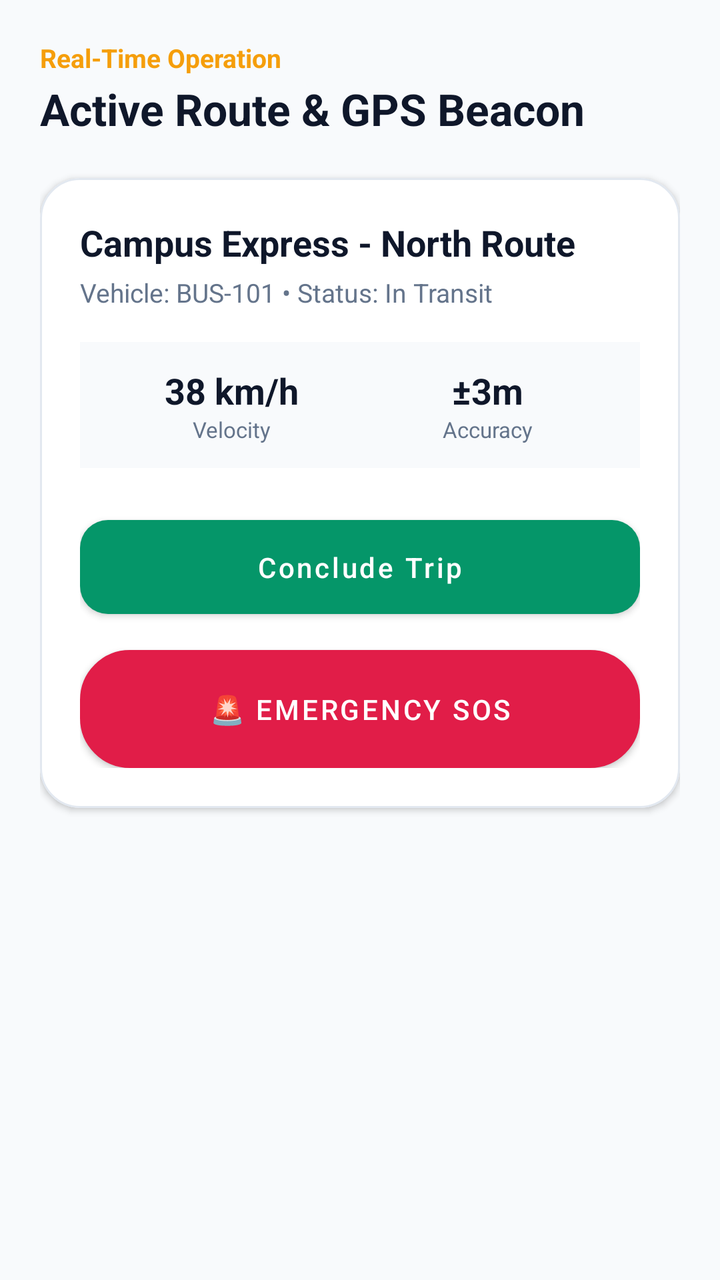
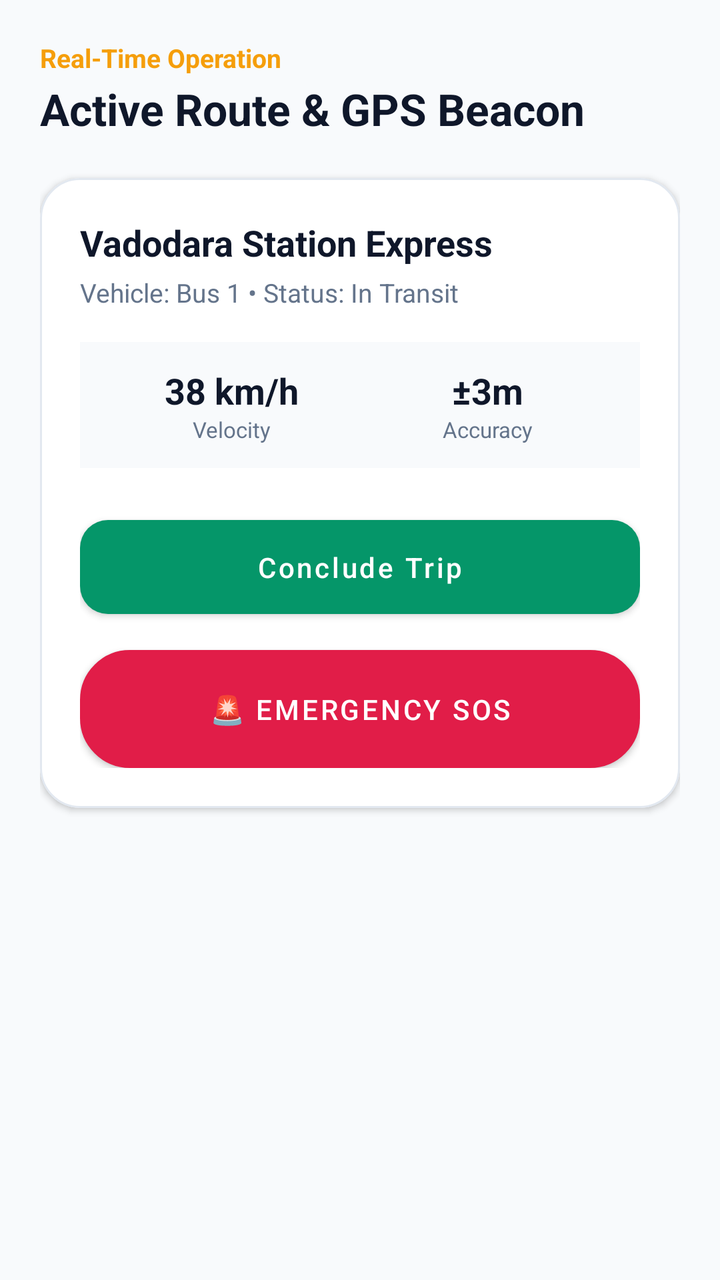

Screens rendered from an Android XML layout before and after an edit, with the pre-edit source and the edit as a unified diff.
<!-- AndroidManifest.xml: application theme Theme.UniTrack -->
<!-- res/layout/fragment_driver_trip.xml -->
<?xml version="1.0" encoding="utf-8"?>
<ScrollView xmlns:android="http://schemas.android.com/apk/res/android"
    xmlns:app="http://schemas.android.com/apk/res-auto"
    android:layout_width="match_parent"
    android:layout_height="match_parent"
    android:background="@color/background"
    android:fillViewport="true">

    <LinearLayout
        android:layout_width="match_parent"
        android:layout_height="wrap_content"
        android:orientation="vertical"
        android:padding="20dp">

        <TextView
            android:layout_width="wrap_content"
            android:layout_height="wrap_content"
            android:text="Real-Time Operation"
            android:textColor="@color/accent"
            android:textSize="13sp"
            android:textStyle="bold" />

        <TextView
            android:layout_width="wrap_content"
            android:layout_height="wrap_content"
            android:layout_marginTop="2dp"
            android:text="Active Route &amp; GPS Beacon"
            android:textColor="@color/text_primary"
            android:textSize="22sp"
            android:textStyle="bold" />

        <com.google.android.material.card.MaterialCardView
            style="@style/Widget.UniTrack.Card"
            android:layout_width="match_parent"
            android:layout_height="wrap_content"
            android:layout_marginTop="20dp"
            app:cardCornerRadius="20dp">

            <LinearLayout
                android:layout_width="match_parent"
                android:layout_height="wrap_content"
                android:orientation="vertical"
                android:padding="20dp">

                <TextView
                    android:id="@+id/tvFragTripRouteName"
                    android:layout_width="wrap_content"
                    android:layout_height="wrap_content"
                    android:text="Campus Express - North Route"
                    android:textColor="@color/text_primary"
                    android:textSize="18sp"
                    android:textStyle="bold" />

                <TextView
                    android:id="@+id/tvFragTripBus"
                    android:layout_width="wrap_content"
                    android:layout_height="wrap_content"
                    android:layout_marginTop="4dp"
                    android:text="Vehicle: BUS-101 • Status: In Transit"
                    android:textColor="@color/text_secondary"
                    android:textSize="13sp" />

                
                <LinearLayout
                    android:layout_width="match_parent"
                    android:layout_height="wrap_content"
                    android:layout_marginTop="16dp"
                    android:background="#F8FAFC"
                    android:orientation="horizontal"
                    android:padding="12dp">

                    <LinearLayout
                        android:layout_width="0dp"
                        android:layout_height="wrap_content"
                        android:layout_weight="1"
                        android:gravity="center"
                        android:orientation="vertical">

                        <TextView
                            android:id="@+id/tvFragSpeed"
                            android:layout_width="wrap_content"
                            android:layout_height="wrap_content"
                            android:text="38 km/h"
                            android:textColor="@color/text_primary"
                            android:textSize="18sp"
                            android:textStyle="bold" />

                        <TextView
                            android:layout_width="wrap_content"
                            android:layout_height="wrap_content"
                            android:text="Velocity"
                            android:textColor="@color/text_secondary"
                            android:textSize="11sp" />
                    </LinearLayout>

                    <LinearLayout
                        android:layout_width="0dp"
                        android:layout_height="wrap_content"
                        android:layout_weight="1"
                        android:gravity="center"
                        android:orientation="vertical">

                        <TextView
                            android:id="@+id/tvFragAccuracy"
                            android:layout_width="wrap_content"
                            android:layout_height="wrap_content"
                            android:text="±3m"
                            android:textColor="@color/text_primary"
                            android:textSize="18sp"
                            android:textStyle="bold" />

                        <TextView
                            android:layout_width="wrap_content"
                            android:layout_height="wrap_content"
                            android:text="Accuracy"
                            android:textColor="@color/text_secondary"
                            android:textSize="11sp" />
                    </LinearLayout>
                </LinearLayout>

                
                <com.google.android.material.button.MaterialButton
                    android:id="@+id/btnTripStartEnd"
                    style="@style/Widget.UniTrack.Button.Primary"
                    android:layout_width="match_parent"
                    android:layout_height="wrap_content"
                    android:layout_marginTop="20dp"
                    android:text="Conclude Trip" />

                <com.google.android.material.button.MaterialButton
                    android:id="@+id/btnFragEmergency"
                    style="@style/Widget.UniTrack.Button.Danger"
                    android:layout_width="match_parent"
                    android:layout_height="wrap_content"
                    android:layout_marginTop="12dp"
                    android:background="@drawable/bg_sos_button"
                    android:text="🚨 EMERGENCY SOS" />

            </LinearLayout>
        </com.google.android.material.card.MaterialCardView>

    </LinearLayout>
</ScrollView>
<!-- resources referenced by this layout -->
<resources>
  <color name="accent">#F59E0B</color>
  <color name="background">#F8FAFC</color>
  <color name="text_primary">#0F172A</color>
  <color name="text_secondary">#64748B</color>
  <!-- drawable bg_sos_button (drawable) -->
  <?xml version="1.0" encoding="utf-8"?>
  <ripple xmlns:android="http://schemas.android.com/apk/res/android"
      android:color="#FECDD3">
      <item>
          <shape android:shape="rectangle">
              <corners android:radius="24dp" />
              <gradient
                  android:angle="45"
                  android:startColor="#BE123C"
                  android:endColor="#E11D48"
                  android:type="linear" />
              <stroke
                  android:width="2dp"
                  android:color="#FDA4AF" />
          </shape>
      </item>
  </ripple>
  <style name="Widget.UniTrack.Button.Danger" parent="Widget.MaterialComponents.Button">
          <item name="backgroundTint">@color/danger</item>
          <item name="android:textColor">@color/pure_white</item>
          <item name="cornerRadius">14dp</item>
          <item name="android:textAllCaps">false</item>
          <item name="android:paddingTop">14dp</item>
          <item name="android:paddingBottom">14dp</item>
          <item name="android:fontFamily">sans-serif-medium</item>
      </style>
  <style name="Widget.UniTrack.Button.Primary" parent="Widget.MaterialComponents.Button">
          <item name="backgroundTint">@color/primary</item>
          <item name="android:textColor">@color/pure_white</item>
          <item name="cornerRadius">14dp</item>
          <item name="android:textAllCaps">false</item>
          <item name="android:paddingTop">14dp</item>
          <item name="android:paddingBottom">14dp</item>
          <item name="android:fontFamily">sans-serif-medium</item>
      </style>
  <style name="Widget.UniTrack.Card" parent="Widget.MaterialComponents.CardView">
          <item name="cardCornerRadius">20dp</item>
          <item name="cardElevation">2dp</item>
          <item name="cardBackgroundColor">@color/card_background</item>
          <item name="strokeColor">@color/border</item>
          <item name="strokeWidth">1dp</item>
      </style>
  <color name="danger">#E11D48</color>
  <color name="pure_white">#FFFFFF</color>
  <color name="primary">#059669</color>
  <color name="card_background">#FFFFFF</color>
  <color name="border">#E2E8F0</color>
  <color name="primary_dark">#047857</color>
  <color name="secondary">#0F172A</color>
  <color name="secondary_light">#1E293B</color>
  <color name="surface">#FFFFFF</color>
  <color name="input_hint">#64748B</color>
  <color name="input_text">#0F172A</color>
  <style name="Widget.UniTrack.TextInputLayout" parent="Widget.MaterialComponents.TextInputLayout.OutlinedBox">
          <item name="boxStrokeColor">@color/primary</item>
          <item name="hintTextColor">@color/primary</item>
          <item name="android:textColorHint">@color/input_hint</item>
          <item name="boxBackgroundColor">@color/input_background</item>
          <item name="boxCornerRadiusTopStart">12dp</item>
          <item name="boxCornerRadiusTopEnd">12dp</item>
          <item name="boxCornerRadiusBottomStart">12dp</item>
          <item name="boxCornerRadiusBottomEnd">12dp</item>
      </style>
  <style name="Widget.UniTrack.EditText" parent="Widget.MaterialComponents.TextInputEditText.OutlinedBox">
          <item name="android:textColor">@color/input_text</item>
          <item name="android:textColorHint">@color/input_hint</item>
          <item name="android:textSize">14sp</item>
      </style>
  <color name="input_background">#FFFFFF</color>
  <!-- unchanged entries left out for length: 1 -->
</resources>

<!-- the commit's change to res/layout/fragment_driver_trip.xml (unified diff, before → after) -->
@@ -46,7 +46,7 @@
                     android:id="@+id/tvFragTripRouteName"
                     android:layout_width="wrap_content"
                     android:layout_height="wrap_content"
-                    android:text="Campus Express - North Route"
+                    android:text="Vadodara Station Express"
                     android:textColor="@color/text_primary"
                     android:textSize="18sp"
                     android:textStyle="bold" />
@@ -56,7 +56,7 @@
                     android:layout_width="wrap_content"
                     android:layout_height="wrap_content"
                     android:layout_marginTop="4dp"
-                    android:text="Vehicle: BUS-101 • Status: In Transit"
+                    android:text="Vehicle: Bus 1 • Status: In Transit"
                     android:textColor="@color/text_secondary"
                     android:textSize="13sp" />
 
